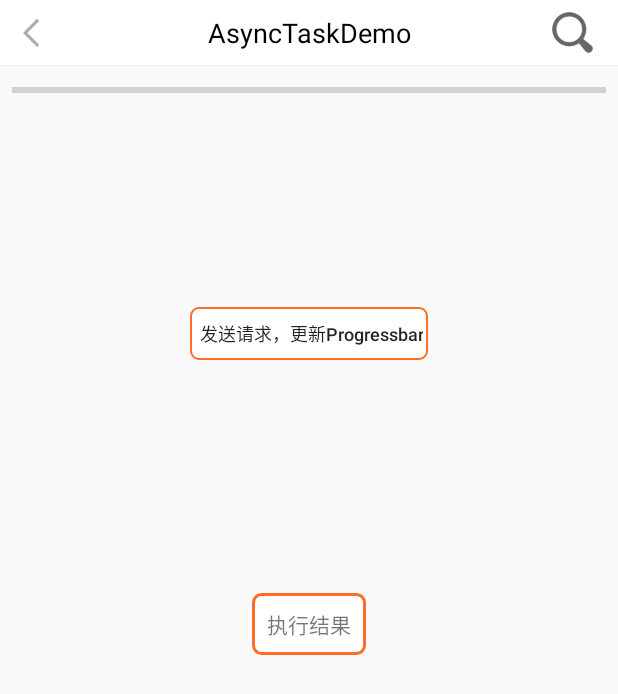
After one commit to MrLiMiss/Fairy, an Android app: the AsyncTaskActivity screen opened directly, with no data from a screen before it, on a phone screen of 412 x 824 dp. The commit adds this screen. Shown: the top 694 px of the screen. Run offline under Robolectric (Android 15) with nearby library versions, the phone set to English and light mode, and no system bars; our stand-ins replace ButterKnife.

Commit message:
task   Asynctask 测试完成

```diff
--- a/app/src/main/AndroidManifest.xml
+++ b/app/src/main/AndroidManifest.xml
@@ -76,6 +76,9 @@
 
         <!--基础知识 activity-->
         <activity android:name=".androidBase.konwledge.KnowledgeActivity" />
+        <!--AsyncTask test-->
+        <activity android:name=".muti_thread.AsyncTaskActivity" />
+        <!--音乐service test-->
         <service android:name=".service.MusicService" />
         <service android:name=".service.MyIntentService" />
     </application>
--- /dev/null
+++ b/app/src/main/java/com/tengfei/fairy/muti_thread/AsyncTaskActivity.java
@@ -0,0 +1,133 @@
+package com.tengfei.fairy.muti_thread;
+
+import android.os.AsyncTask;
+import android.view.View;
+import android.widget.Button;
+import android.widget.ProgressBar;
+import android.widget.TextView;
+
+import com.tengfei.fairy.R;
+import com.tengfei.fairy.mvp.BaseMvpActivity;
+import com.tengfei.fairy.mvp.BasePresenter;
+import com.tengfei.fairy.utils.Logs;
+
+import butterknife.BindView;
+import butterknife.OnClick;
+
+/**
+ * @ Description :AsyncTask 相关测试
+ * @ Author 李腾飞
+ * @ Time 2020/12/10   11:12
+ * @ Version :
+ */
+public class AsyncTaskActivity extends BaseMvpActivity<BasePresenter> {
+    private static final String TAG = AsyncTaskActivity.class.getSimpleName();
+    @BindView(R.id.progressbar)
+    ProgressBar mProgressBar;
+    @BindView(R.id.btn_start)
+    Button mButton;
+    @BindView(R.id.tv_result)
+    TextView textView;
+
+
+    @Override
+    protected int getLayoutId() {
+        return R.layout.activity_asynctask;
+    }
+
+    @OnClick({R.id.btn_start})
+    void click(View view) {
+        switch (view.getId()) {
+            case R.id.btn_start:
+                Logs.d(TAG, "");
+                MyAsyncTask myAsyncTask = new MyAsyncTask();
+                myAsyncTask.execute(1000);
+                break;
+            default:
+                break;
+        }
+
+    }
+
+    public class MyAsyncTask extends AsyncTask<Integer, Integer, String> {
+        /**
+         * 异步任务：AsyncTask<Params, Progress, Result>
+         * 1.Params:UI线程传过来的参数。
+         * 2.Progress:发布进度的类型。
+         * 3.Result:返回结果的类型。耗时操作doInBackground的返回结果传给执行之后的参数类型。
+         * <p>
+         * 执行流程：
+         * 1.onPreExecute():执行后台耗时操作之前被调用，用于用于一些初始化操作。
+         * 2.doInBackground()-->onProgressUpdate()     doInBackground（）调用onProgressUpdate()方法 实时更新耗时任务进度
+         * 3.onPostExecute();后台耗时操作完成后，UI线程调用该方法，完成耗时操作结果传递给UI线程
+         */
+
+
+
+
+        @Override
+        protected void onProgressUpdate(Integer... values)//执行操作中，发布进度后
+        {
+            mProgressBar.setProgress(values[0]);//每次更新进度条
+        }
+
+
+        @Override
+        protected void onPreExecute()//执行耗时操作之前处理UI线程事件
+        {
+            mProgressBar.setVisibility(View.VISIBLE);//点击之后，下载执行之前，设置进度条可见
+            textView.setText("开始执行异步线程~");
+        }
+
+        @Override
+        protected String doInBackground(Integer... params)//执行耗时操作
+        {
+            DelayOperator dop = new DelayOperator();
+            int i = 0;
+            for (i = 10; i <= 100; i += 10) {
+                dop.delay();
+                publishProgress(i);
+            }
+            return i + params[0].intValue() + "";
+        }
+
+        @Override
+        protected void onPostExecute(String result)//执行耗时操作之后处理UI线程事件
+        {
+            //在此方法执行main线程操作
+            mProgressBar.setVisibility(View.GONE);//下载完成后，隐藏进度条
+            textView.setText(result);
+        }
+    }
+
+    public class DelayOperator {
+        //延时操作,用来模拟下载
+        public void delay() {
+            try {
+                Thread.sleep(1000);
+            } catch (InterruptedException e) {
+                e.printStackTrace();
+            }
+        }
+    }
+
+    @Override
+    protected BasePresenter loadPresenter() {
+        return null;
+    }
+
+    @Override
+    protected void initView() {
+
+    }
+
+    @Override
+    protected void initData() {
+
+    }
+
+    @Override
+    protected void initListener() {
+
+    }
+}
--- a/app/src/main/java/com/tengfei/fairy/RXJAVA/RxAndroidTest.java
+++ b/app/src/main/java/com/tengfei/fairy/rxAndroid/RxAndroidTest.java
@@ -1,4 +1,4 @@
-package com.tengfei.fairy.RXJAVA;
+package com.tengfei.fairy.rxAndroid;
 
 /**
  * @ Description :
--- /dev/null
+++ b/app/src/main/res/layout/activity_asynctask.xml
@@ -0,0 +1,53 @@
+<?xml version="1.0" encoding="utf-8"?>
+<androidx.constraintlayout.widget.ConstraintLayout xmlns:android="http://schemas.android.com/apk/res/android"
+    xmlns:app="http://schemas.android.com/apk/res-auto"
+    xmlns:tools="http://schemas.android.com/tools"
+    android:layout_width="match_parent"
+    android:layout_height="match_parent">
+
+    <Button
+        android:id="@+id/btn_start"
+        style="@style/mybutton"
+        android:layout_margin="@dimen/dp_10"
+        android:text=" 发送请求，更新Progressbar"
+        app:layout_constraintCircle="@+id/actionbar"
+        app:layout_constraintCircleAngle="180"
+        app:layout_constraintCircleRadius="200dp"
+        app:layout_constraintEnd_toEndOf="parent"
+        app:layout_constraintHorizontal_bias="0.5"
+        app:layout_constraintStart_toStartOf="parent"
+        tools:layout_editor_absoluteY="216dp"
+        app:layout_goneMarginTop="150dp"
+        tools:ignore="MissingConstraints">
+    </Button>
+
+    <ProgressBar
+        android:id="@+id/progressbar"
+        android:layout_width="match_parent"
+        android:layout_height="wrap_content"
+        android:layout_margin="@dimen/dp_10"
+        style="?android:attr/progressBarStyleHorizontal"
+        app:layout_constraintTop_toBottomOf="@+id/actionbar"></ProgressBar>
+
+    <com.tengfei.fairy.wedget.ActionBarView
+        android:id="@+id/actionbar"
+        android:layout_width="match_parent"
+        android:layout_height="wrap_content"
+        app:layout_constraintLeft_toLeftOf="parent"
+        app:layout_constraintTop_toTopOf="parent"
+        app:titleStr="@string/asynctask"></com.tengfei.fairy.wedget.ActionBarView>
+    <TextView
+        style="@style/myText"
+        android:id="@+id/tv_result"
+        android:layout_width="wrap_content"
+        android:layout_height="wrap_content"
+        android:layout_marginTop="@dimen/dp_10"
+        android:text="执行结果"
+        app:layout_constraintBottom_toBottomOf="parent"
+        app:layout_constraintLeft_toLeftOf="parent"
+        app:layout_constraintRight_toRightOf="parent"
+        app:layout_constraintTop_toTopOf="parent">
+
+    </TextView>
+
+</androidx.constraintlayout.widget.ConstraintLayout>
--- a/app/src/main/res/values/strings.xml
+++ b/app/src/main/res/values/strings.xml
@@ -25,5 +25,6 @@
     <string name="custom_gray_id"><Data><![CDATA[<font color="#666666" size="30px">身份证号：</font><font color="#111111" size="17px">%1$s</font>]]></Data></string>
     <string name="custom_gray_name"><Data><![CDATA[<font color="#666666" size="30px">客户姓名：</font><font color="#111111" size="17px">%1$s</font>]]></Data></string>
     <string name="type"><Data><![CDATA[<font color="#999999" size="30px">类型：</font><font color="#FF6D26" size="80px">%1$s</font>]]></Data></string>
+    <string name="asynctask">AsyncTaskDemo</string>
 
 </resources>
```
Also changed, not shown: app/src/main/java/com/tengfei/fairy/muti_thread/AsyncTaskTest.java (deleted, +0 -10 lines), app/src/main/java/com/tengfei/fairy/muti_thread/MultiThreadActivity.java (+15 -0 lines), app/src/main/java/com/tengfei/fairy/utils/IntentUtils.java (+9 -0 lines).
